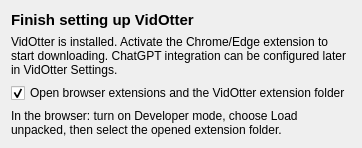
Old version of the form tools/vidotterdev/internal/maint/assets/first-run.ui in the repository ThinkerQAQ/vidotter.
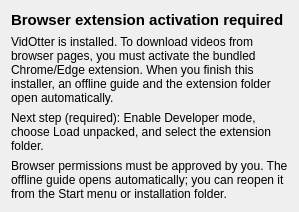
New version of the form.

Commit message: feat(installer): make offline browser extension activation a required step

```diff
--- a/tools/vidotterdev/internal/maint/assets/first-run.ui
+++ b/tools/vidotterdev/internal/maint/assets/first-run.ui
@@ -4,19 +4,19 @@
  <widget class="QWidget" name="VidOtterFirstRun">
   <layout class="QVBoxLayout" name="verticalLayout">
    <item><widget class="QLabel" name="setupTitle">
-    <property name="text"><string>Finish setting up VidOtter</string></property>
+    <property name="text"><string>Browser extension activation required</string></property>
     <property name="styleSheet"><string>font-weight: 600; font-size: 15px;</string></property>
    </widget></item>
    <item><widget class="QLabel" name="setupDescription">
-    <property name="text"><string>VidOtter is installed. Activate the Chrome/Edge extension to start downloading. ChatGPT integration can be configured later in VidOtter Settings.</string></property>
+    <property name="text"><string>VidOtter is installed. To download videos from browser pages, you must activate the bundled Chrome/Edge extension. When you finish this installer, an offline guide and the extension folder open automatically.</string></property>
     <property name="wordWrap"><bool>true</bool></property>
    </widget></item>
-   <item><widget class="QCheckBox" name="openExtensionCheckBox">
-    <property name="text"><string>Open browser extensions and the VidOtter extension folder</string></property>
-    <property name="checked"><bool>true</bool></property>
+   <item><widget class="QLabel" name="requiredExtensionNote">
+    <property name="text"><string>Next step (required): Enable Developer mode, choose Load unpacked, and select the extension folder.</string></property>
+    <property name="wordWrap"><bool>true</bool></property>
    </widget></item>
    <item><widget class="QLabel" name="extensionInstructions">
-    <property name="text"><string>In the browser: turn on Developer mode, choose Load unpacked, then select the opened extension folder.</string></property>
+    <property name="text"><string>Browser permissions must be approved by you. The offline guide opens automatically; you can reopen it from the Start menu or installation folder.</string></property>
     <property name="wordWrap"><bool>true</bool></property>
    </widget></item>
 
```
The commit also changes 12 other files.
